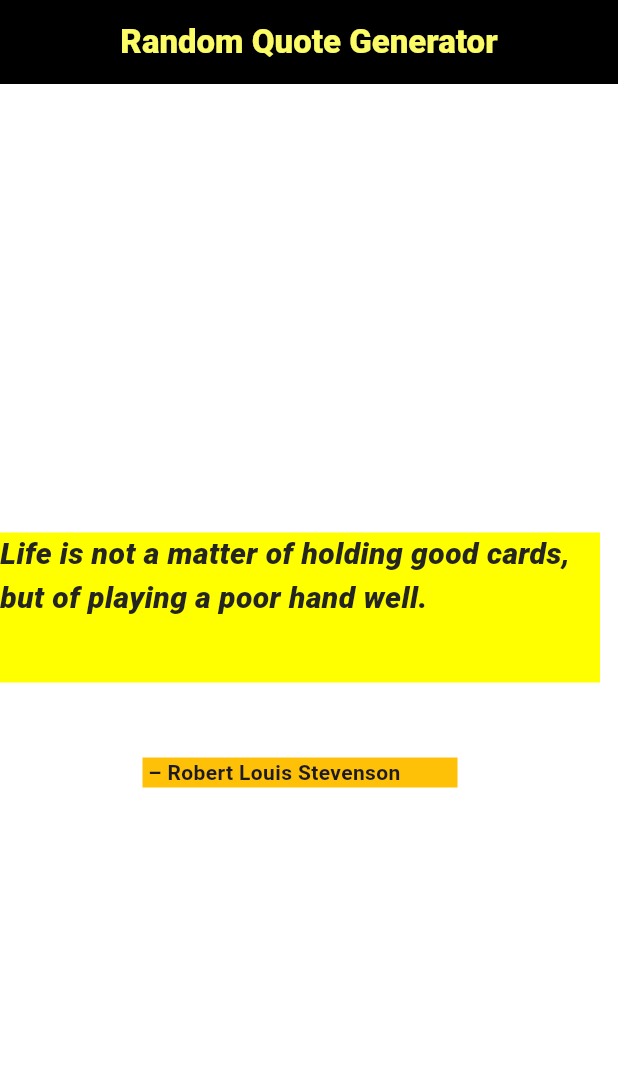
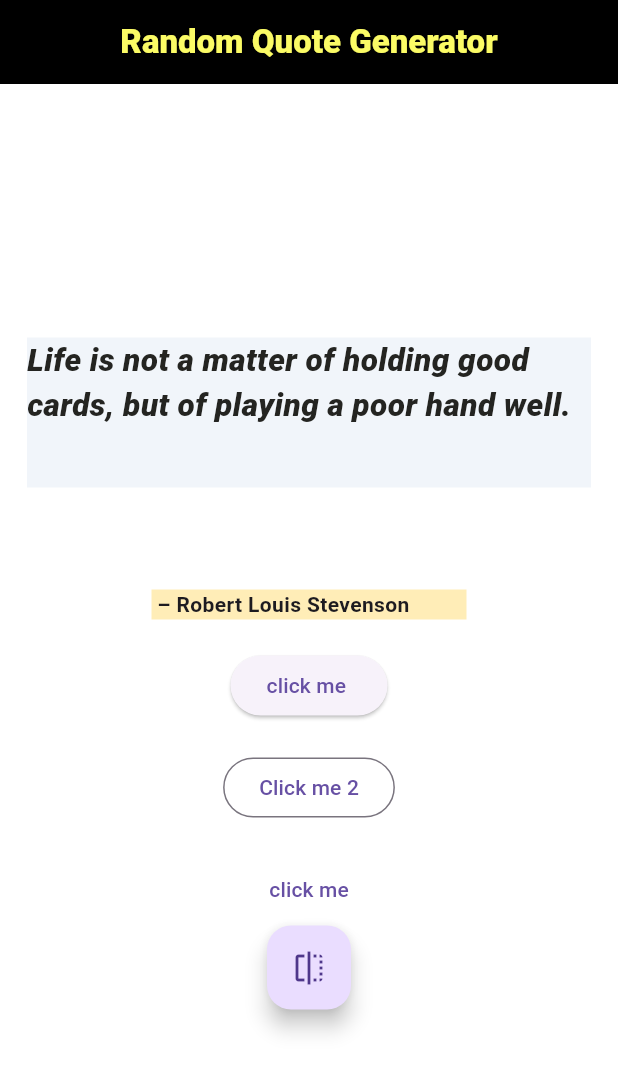
Before and after one commit to Aalokkumar0/random_quota_generator_app, a Flutter app: the screen it shows after launch, on a phone screen of 412 x 824 dp. Shown: the top 1072 px of the screen. Run offline on Flutter 3.47's test engine with Material 3 defaults, Android fonts, the phone set to English and light mode, and no system bars.

Commit message:
Refactor QuoteScreen layout and improve button functionality

```diff
--- a/random_quota_generator_app4/lib/screen/quote_screen.dart
+++ b/random_quota_generator_app4/lib/screen/quote_screen.dart
@@ -1,3 +1,4 @@
+
 import 'package:flutter/material.dart';
 
 class QuoteScreen extends StatefulWidget {
@@ -29,17 +30,20 @@ class _QuoteScreenState extends State<QuoteScreen> {
       body: Column(
         mainAxisAlignment: MainAxisAlignment.center,
         children: [
-          Container(
+          Padding(
+            padding: const EdgeInsets.all(18.0),
+            child: Container(
               height: 100,
               width: 400,
-            color: Colors.yellowAccent,
+              color: const Color.fromARGB(39, 162, 190, 222),
               child: Text(
                 "Life is not a matter of holding good cards, but of playing a poor hand well.",
                 style: TextStyle(
                   color: const Color.fromARGB(255, 36, 36, 33),
                   fontWeight: FontWeight.w900,
-                fontSize: 20,
+                  fontSize: 21,
                   fontStyle: FontStyle.italic,
+                ),
               ),
             ),
           ),
@@ -47,9 +51,40 @@ class _QuoteScreenState extends State<QuoteScreen> {
           Container(
             height: 20,
             width: 210,
-            color: Colors.amber,
-            child: Text(" – Robert Louis Stevenson",style: TextStyle(fontWeight:FontWeight.bold),),
-          )
+            color: const Color.fromARGB(74, 255, 193, 7),
+            child: Text(
+              " – Robert Louis Stevenson",
+              style: TextStyle(fontWeight: FontWeight.bold),
+            ),
+          ),
+          SizedBox(height: 20),
+          ElevatedButton(
+            onPressed: () {
+              print("-------------Elevated button clicked-------------");
+            },
+            child: Text("click me "),
+          ),
+
+          SizedBox(height: 20),
+
+          OutlinedButton(
+            onPressed: () {
+                print("-------------Outline Button Clicked----------------");
+                },
+            child: Text("Click me 2"),
+          ),
+
+          SizedBox(height: 20,),
+
+
+          TextButton(onPressed: (){
+            print("---------Text Button Clicked--------------");
+            },
+             child: Text("click me")),
+             FloatingActionButton(onPressed: (){
+              print("-----------floatingActionbutton---------------");
+             },
+             child: Icon(Icons.flip))
         ],
       ),
     );
```
Lines whose indentation alone changed are shown as unchanged.
